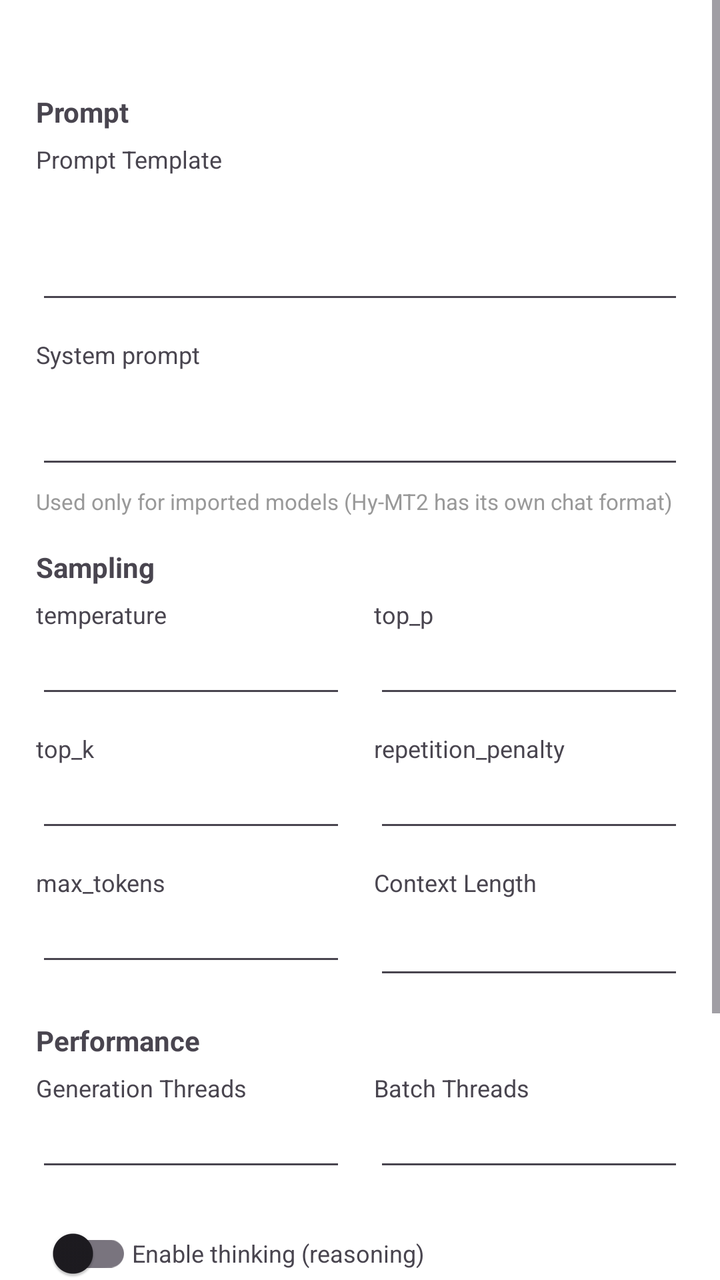
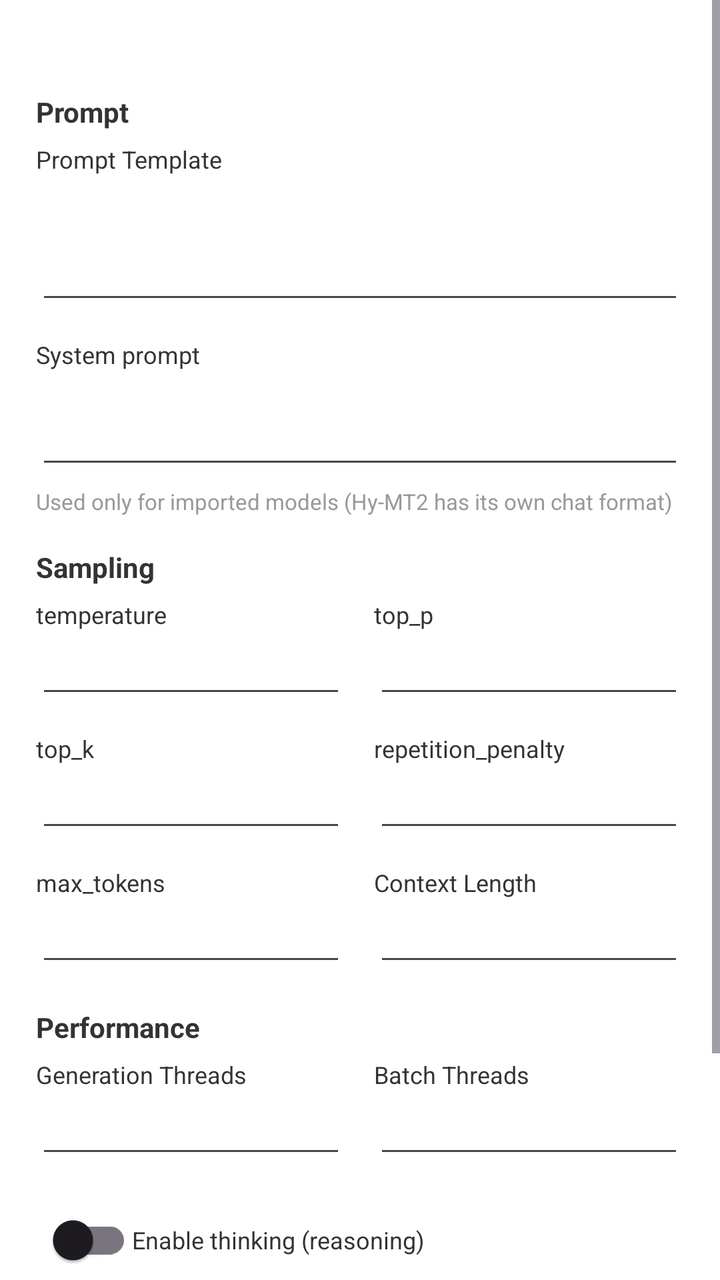

An Android layout rendered at two revisions. The XML below is the earlier revision; the diff shows what the commit changed to produce the second picture.
<!-- AndroidManifest.xml: application theme Theme.MT -->
<!-- res/layout/dialog_llamacpp_params.xml -->
<?xml version="1.0" encoding="utf-8"?>
<ScrollView xmlns:android="http://schemas.android.com/apk/res/android"
    android:layout_width="match_parent"
    android:layout_height="wrap_content"
    android:maxHeight="520dp">

    <LinearLayout
        android:layout_width="match_parent"
        android:layout_height="wrap_content"
        android:orientation="vertical"
        android:paddingHorizontal="18dp"
        android:paddingTop="14dp"
        android:paddingBottom="12dp">

        <TextView
            android:id="@+id/noteText"
            android:layout_width="match_parent"
            android:layout_height="wrap_content"
            android:lineSpacingExtra="3dp"
            android:textColor="@color/text_tertiary"
            android:textSize="12sp" />

        
        <TextView
            android:layout_width="match_parent"
            android:layout_height="wrap_content"
            android:layout_marginTop="16dp"
            android:paddingBottom="6dp"
            android:text="@string/llamacpp_section_prompt"
            android:textSize="14sp"
            android:textStyle="bold" />

        <TextView
            android:layout_width="match_parent"
            android:layout_height="wrap_content"
            android:text="@string/llamacpp_prompt_label"
            android:textSize="12sp" />

        <EditText
            android:id="@+id/promptEdit"
            android:layout_width="match_parent"
            android:layout_height="wrap_content"
            android:layout_marginTop="4dp"
            android:gravity="top"
            android:inputType="textMultiLine"
            android:minLines="3"
            android:textSize="13sp" />

        <LinearLayout
            android:id="@+id/systemPromptBox"
            android:layout_width="match_parent"
            android:layout_height="wrap_content"
            android:orientation="vertical">

            <TextView
                android:layout_width="match_parent"
                android:layout_height="wrap_content"
                android:layout_marginTop="12dp"
                android:text="@string/llamacpp_system_prompt_label"
                android:textSize="12sp" />

            <EditText
                android:id="@+id/systemPromptEdit"
                android:layout_width="match_parent"
                android:layout_height="wrap_content"
                android:layout_marginTop="4dp"
                android:gravity="top"
                android:inputType="textMultiLine"
                android:minLines="2"
                android:textSize="13sp" />

            <TextView
                android:layout_width="match_parent"
                android:layout_height="wrap_content"
                android:layout_marginTop="4dp"
                android:text="@string/llamacpp_system_prompt_hint"
                android:textColor="@color/text_tertiary"
                android:textSize="11sp" />
        </LinearLayout>

        
        <TextView
            android:layout_width="match_parent"
            android:layout_height="wrap_content"
            android:layout_marginTop="16dp"
            android:paddingBottom="6dp"
            android:text="@string/llamacpp_section_sampling"
            android:textSize="14sp"
            android:textStyle="bold" />

        <LinearLayout
            android:layout_width="match_parent"
            android:layout_height="wrap_content"
            android:orientation="horizontal">

            <LinearLayout
                android:layout_width="0dp"
                android:layout_height="wrap_content"
                android:layout_weight="1"
                android:orientation="vertical">

                <TextView
                    android:layout_width="match_parent"
                    android:layout_height="wrap_content"
                    android:text="@string/llamacpp_temp_label"
                    android:textSize="12sp" />

                <EditText
                    android:id="@+id/tempEdit"
                    android:layout_width="match_parent"
                    android:layout_height="wrap_content"
                    android:layout_marginTop="4dp"
                    android:inputType="numberDecimal"
                    android:textSize="13sp" />
            </LinearLayout>

            <LinearLayout
                android:layout_width="0dp"
                android:layout_height="wrap_content"
                android:layout_marginStart="14dp"
                android:layout_weight="1"
                android:orientation="vertical">

                <TextView
                    android:layout_width="match_parent"
                    android:layout_height="wrap_content"
                    android:text="@string/llamacpp_top_p_label"
                    android:textSize="12sp" />

                <EditText
                    android:id="@+id/topPEdit"
                    android:layout_width="match_parent"
                    android:layout_height="wrap_content"
                    android:layout_marginTop="4dp"
                    android:inputType="numberDecimal"
                    android:textSize="13sp" />
            </LinearLayout>
        </LinearLayout>

        <LinearLayout
            android:layout_width="match_parent"
            android:layout_height="wrap_content"
            android:layout_marginTop="12dp"
            android:orientation="horizontal">

            <LinearLayout
                android:layout_width="0dp"
                android:layout_height="wrap_content"
                android:layout_weight="1"
                android:orientation="vertical">

                <TextView
                    android:layout_width="match_parent"
                    android:layout_height="wrap_content"
                    android:text="@string/llamacpp_top_k_label"
                    android:textSize="12sp" />

                <EditText
                    android:id="@+id/topKEdit"
                    android:layout_width="match_parent"
                    android:layout_height="wrap_content"
                    android:layout_marginTop="4dp"
                    android:inputType="number"
                    android:textSize="13sp" />
            </LinearLayout>

            <LinearLayout
                android:layout_width="0dp"
                android:layout_height="wrap_content"
                android:layout_marginStart="14dp"
                android:layout_weight="1"
                android:orientation="vertical">

                <TextView
                    android:layout_width="match_parent"
                    android:layout_height="wrap_content"
                    android:text="@string/llamacpp_rep_penalty_label"
                    android:textSize="12sp" />

                <EditText
                    android:id="@+id/repPenaltyEdit"
                    android:layout_width="match_parent"
                    android:layout_height="wrap_content"
                    android:layout_marginTop="4dp"
                    android:inputType="numberDecimal"
                    android:textSize="13sp" />
            </LinearLayout>
        </LinearLayout>

        <LinearLayout
            android:layout_width="match_parent"
            android:layout_height="wrap_content"
            android:layout_marginTop="12dp"
            android:orientation="horizontal">

            <LinearLayout
                android:layout_width="0dp"
                android:layout_height="wrap_content"
                android:layout_weight="1"
                android:orientation="vertical">

                <TextView
                    android:layout_width="match_parent"
                    android:layout_height="wrap_content"
                    android:text="@string/llamacpp_max_tokens_label"
                    android:textSize="12sp" />

                <EditText
                    android:id="@+id/maxTokensEdit"
                    android:layout_width="match_parent"
                    android:layout_height="wrap_content"
                    android:layout_marginTop="4dp"
                    android:inputType="number"
                    android:textSize="13sp" />
            </LinearLayout>

            <LinearLayout
                android:layout_width="0dp"
                android:layout_height="wrap_content"
                android:layout_marginStart="14dp"
                android:layout_weight="1"
                android:orientation="vertical">

                <TextView
                    android:layout_width="match_parent"
                    android:layout_height="wrap_content"
                    android:text="@string/llamacpp_context_label"
                    android:textSize="12sp" />

                <com.google.android.material.textfield.MaterialAutoCompleteTextView
                    android:id="@+id/contextSelect"
                    android:layout_width="match_parent"
                    android:layout_height="wrap_content"
                    android:layout_marginTop="4dp"
                    android:inputType="none" />
            </LinearLayout>
        </LinearLayout>

        
        <TextView
            android:layout_width="match_parent"
            android:layout_height="wrap_content"
            android:layout_marginTop="16dp"
            android:paddingBottom="6dp"
            android:text="@string/llamacpp_section_performance"
            android:textSize="14sp"
            android:textStyle="bold" />

        <LinearLayout
            android:layout_width="match_parent"
            android:layout_height="wrap_content"
            android:orientation="horizontal">

            <LinearLayout
                android:layout_width="0dp"
                android:layout_height="wrap_content"
                android:layout_weight="1"
                android:orientation="vertical">

                <TextView
                    android:layout_width="match_parent"
                    android:layout_height="wrap_content"
                    android:text="@string/llamacpp_threads_label"
                    android:textSize="12sp" />

                <EditText
                    android:id="@+id/threadsEdit"
                    android:layout_width="match_parent"
                    android:layout_height="wrap_content"
                    android:layout_marginTop="4dp"
                    android:inputType="number"
                    android:textSize="13sp" />
            </LinearLayout>

            <LinearLayout
                android:layout_width="0dp"
                android:layout_height="wrap_content"
                android:layout_marginStart="14dp"
                android:layout_weight="1"
                android:orientation="vertical">

                <TextView
                    android:layout_width="match_parent"
                    android:layout_height="wrap_content"
                    android:text="@string/llamacpp_batch_threads_label"
                    android:textSize="12sp" />

                <EditText
                    android:id="@+id/batchThreadsEdit"
                    android:layout_width="match_parent"
                    android:layout_height="wrap_content"
                    android:layout_marginTop="4dp"
                    android:inputType="number"
                    android:textSize="13sp" />
            </LinearLayout>
        </LinearLayout>

        <LinearLayout
            android:id="@+id/thinkingBox"
            android:layout_width="match_parent"
            android:layout_height="wrap_content"
            android:layout_marginTop="12dp"
            android:gravity="center_vertical"
            android:orientation="horizontal">

            <androidx.appcompat.widget.SwitchCompat
                android:id="@+id/switchThinking"
                android:layout_width="wrap_content"
                android:layout_height="wrap_content" />

            <TextView
                android:layout_width="0dp"
                android:layout_height="wrap_content"
                android:layout_weight="1"
                android:text="@string/llamacpp_enable_thinking_label"
                android:textSize="12sp" />
        </LinearLayout>

        <TextView
            android:id="@+id/thinkingHint"
            android:layout_width="match_parent"
            android:layout_height="wrap_content"
            android:layout_marginTop="2dp"
            android:text="@string/llamacpp_enable_thinking_hint"
            android:textColor="@color/text_tertiary"
            android:textSize="11sp" />

        
        <LinearLayout
            android:layout_width="match_parent"
            android:layout_height="wrap_content"
            android:layout_marginTop="16dp"
            android:gravity="start"
            android:orientation="horizontal">

            <Button
                android:id="@+id/btnHelp"
                style="?android:attr/borderlessButtonStyle"
                android:layout_width="wrap_content"
                android:layout_height="wrap_content"
                android:minWidth="0dp"
                android:paddingHorizontal="8dp"
                android:text="@string/llamacpp_params_help"
                android:textSize="12sp" />

            <Button
                android:id="@+id/btnReset"
                style="?android:attr/borderlessButtonStyle"
                android:layout_width="wrap_content"
                android:layout_height="wrap_content"
                android:layout_marginStart="8dp"
                android:minWidth="0dp"
                android:paddingHorizontal="8dp"
                android:text="@string/llamacpp_reset_default"
                android:textSize="12sp" />
        </LinearLayout>

        <LinearLayout
            android:layout_width="match_parent"
            android:layout_height="wrap_content"
            android:layout_marginTop="4dp"
            android:gravity="end"
            android:orientation="horizontal">

            <Button
                android:id="@+id/btnCancel"
                android:layout_width="wrap_content"
                android:layout_height="wrap_content"
                android:text="@string/user_cancel"
                android:textSize="13sp" />

            <Button
                android:id="@+id/btnSave"
                android:layout_width="wrap_content"
                android:layout_height="wrap_content"
                android:layout_marginStart="10dp"
                android:text="@string/save"
                android:textSize="13sp" />
        </LinearLayout>
    </LinearLayout>
</ScrollView>
<!-- resources referenced by this layout -->
<resources>
  <color name="text_tertiary">#999999</color>
  <string name="llamacpp_batch_threads_label">Batch Threads</string>
  <string name="llamacpp_context_label">Context Length</string>
  <string name="llamacpp_enable_thinking_hint">Off = faster translation. Only affects models that support reasoning (e.g. Qwen3).</string>
  <string name="llamacpp_enable_thinking_label">Enable thinking (reasoning)</string>
  <string name="llamacpp_max_tokens_label">max_tokens</string>
  <string name="llamacpp_params_help">Parameter help</string>
  <string name="llamacpp_prompt_label">Prompt Template</string>
  <string name="llamacpp_rep_penalty_label">repetition_penalty</string>
  <string name="llamacpp_reset_default">Reset to default</string>
  <string name="llamacpp_section_performance">Performance</string>
  <string name="llamacpp_section_prompt">Prompt</string>
  <string name="llamacpp_section_sampling">Sampling</string>
  <string name="llamacpp_system_prompt_hint">Used only for imported models (Hy-MT2 has its own chat format)</string>
  <string name="llamacpp_system_prompt_label">System prompt</string>
  <string name="llamacpp_temp_label">temperature</string>
  <string name="llamacpp_threads_label">Generation Threads</string>
  <string name="llamacpp_top_k_label">top_k</string>
  <string name="llamacpp_top_p_label">top_p</string>
  <string name="save">Save</string>
  <string name="user_cancel">Cancel</string>
  <style name="Theme.MT" parent="Base.Theme.MT">
          
          <item name="android:navigationBarColor">@android:color/transparent</item>
          <item name="android:statusBarColor">@android:color/transparent</item>
          <item name="android:windowLightStatusBar">?attr/isLightTheme</item>
      </style>
  <style name="Base.Theme.MT" parent="Theme.Material3.DayNight.NoActionBar">
          <item name="colorPrimary">@color/primary</item>
          <item name="preferenceTheme">@style/AppPreferenceTheme</item>
          <item name="android:windowBackground">@color/surface</item>
          <item name="android:navigationBarColor">
              @android:color/transparent
          </item>
          <item name="android:enforceNavigationBarContrast">false</item>
          <item name="android:enforceStatusBarContrast">false</item>
      </style>
  <color name="primary">#55AEEA</color>
  <style name="AppPreferenceTheme" parent="@style/PreferenceThemeOverlay">
          <item name="android:preferenceStyle">@style/AppPrefStyle</item>
      </style>
  <color name="surface">#FFFFFF</color>
  <style name="AppPrefStyle">
          <item name="android:layout">@layout/preference_item_fit</item>
      </style>
</resources>

<!-- the commit's change to res/layout/dialog_llamacpp_params.xml (unified diff, before → after) -->
@@ -27,6 +27,7 @@
             android:layout_marginTop="16dp"
             android:paddingBottom="6dp"
             android:text="@string/llamacpp_section_prompt"
+            android:textColor="@color/text_primary"
             android:textSize="14sp"
             android:textStyle="bold" />
 
@@ -34,6 +35,7 @@
             android:layout_width="match_parent"
             android:layout_height="wrap_content"
             android:text="@string/llamacpp_prompt_label"
+            android:textColor="@color/text_primary"
             android:textSize="12sp" />
 
         <EditText
@@ -44,6 +46,8 @@
             android:gravity="top"
             android:inputType="textMultiLine"
             android:minLines="3"
+            android:textColor="@color/text_primary"
+            android:textColorHint="@color/text_tertiary"
             android:textSize="13sp" />
 
         <LinearLayout
@@ -57,6 +61,7 @@
                 android:layout_height="wrap_content"
                 android:layout_marginTop="12dp"
                 android:text="@string/llamacpp_system_prompt_label"
+                android:textColor="@color/text_primary"
                 android:textSize="12sp" />
 
             <EditText
@@ -67,6 +72,8 @@
                 android:gravity="top"
                 android:inputType="textMultiLine"
                 android:minLines="2"
+                android:textColor="@color/text_primary"
+                android:textColorHint="@color/text_tertiary"
                 android:textSize="13sp" />
 
             <TextView
@@ -85,6 +92,7 @@
             android:layout_marginTop="16dp"
             android:paddingBottom="6dp"
             android:text="@string/llamacpp_section_sampling"
+            android:textColor="@color/text_primary"
             android:textSize="14sp"
             android:textStyle="bold" />
 
@@ -103,6 +111,7 @@
                     android:layout_width="match_parent"
                     android:layout_height="wrap_content"
                     android:text="@string/llamacpp_temp_label"
+                    android:textColor="@color/text_primary"
                     android:textSize="12sp" />
 
                 <EditText
@@ -111,6 +120,7 @@
                     android:layout_height="wrap_content"
                     android:layout_marginTop="4dp"
                     android:inputType="numberDecimal"
+                    android:textColor="@color/text_primary"
                     android:textSize="13sp" />
             </LinearLayout>
 
@@ -125,6 +135,7 @@
                     android:layout_width="match_parent"
                     android:layout_height="wrap_content"
                     android:text="@string/llamacpp_top_p_label"
+                    android:textColor="@color/text_primary"
                     android:textSize="12sp" />
 
                 <EditText
@@ -133,6 +144,7 @@
                     android:layout_height="wrap_content"
                     android:layout_marginTop="4dp"
                     android:inputType="numberDecimal"
+                    android:textColor="@color/text_primary"
                     android:textSize="13sp" />
             </LinearLayout>
         </LinearLayout>
@@ -153,6 +165,7 @@
                     android:layout_width="match_parent"
                     android:layout_height="wrap_content"
                     android:text="@string/llamacpp_top_k_label"
+                    android:textColor="@color/text_primary"
                     android:textSize="12sp" />
 
                 <EditText
@@ -161,6 +174,7 @@
                     android:layout_height="wrap_content"
                     android:layout_marginTop="4dp"
                     android:inputType="number"
+                    android:textColor="@color/text_primary"
                     android:textSize="13sp" />
             </LinearLayout>
 
@@ -175,6 +189,7 @@
                     android:layout_width="match_parent"
                     android:layout_height="wrap_content"
                     android:text="@string/llamacpp_rep_penalty_label"
+                    android:textColor="@color/text_primary"
                     android:textSize="12sp" />
 
                 <EditText
@@ -183,6 +198,7 @@
                     android:layout_height="wrap_content"
                     android:layout_marginTop="4dp"
                     android:inputType="numberDecimal"
+                    android:textColor="@color/text_primary"
                     android:textSize="13sp" />
             </LinearLayout>
         </LinearLayout>
@@ -203,6 +219,7 @@
                     android:layout_width="match_parent"
                     android:layout_height="wrap_content"
                     android:text="@string/llamacpp_max_tokens_label"
+                    android:textColor="@color/text_primary"
                     android:textSize="12sp" />
 
                 <EditText
@@ -211,6 +228,7 @@
                     android:layout_height="wrap_content"
                     android:layout_marginTop="4dp"
                     android:inputType="number"
+                    android:textColor="@color/text_primary"
                     android:textSize="13sp" />
             </LinearLayout>
 
@@ -225,6 +243,7 @@
                     android:layout_width="match_parent"
                     android:layout_height="wrap_content"
                     android:text="@string/llamacpp_context_label"
+                    android:textColor="@color/text_primary"
                     android:textSize="12sp" />
 
                 <com.google.android.material.textfield.MaterialAutoCompleteTextView
@@ -232,7 +251,9 @@
                     android:layout_width="match_parent"
                     android:layout_height="wrap_content"
                     android:layout_marginTop="4dp"
-                    android:inputType="none" />
+                    android:inputType="none"
+                    android:textColor="@color/text_primary"
+                    android:textSize="13sp" />
             </LinearLayout>
         </LinearLayout>
 
@@ -243,6 +264,7 @@
             android:layout_marginTop="16dp"
             android:paddingBottom="6dp"
             android:text="@string/llamacpp_section_performance"
+            android:textColor="@color/text_primary"
             android:textSize="14sp"
             android:textStyle="bold" />
 
@@ -261,6 +283,7 @@
                     android:layout_width="match_parent"
                     android:layout_height="wrap_content"
                     android:text="@string/llamacpp_threads_label"
+                    android:textColor="@color/text_primary"
                     android:textSize="12sp" />
 
                 <EditText
@@ -269,6 +292,7 @@
                     android:layout_height="wrap_content"
                     android:layout_marginTop="4dp"
                     android:inputType="number"
+                    android:textColor="@color/text_primary"
                     android:textSize="13sp" />
             </LinearLayout>
 
@@ -283,6 +307,7 @@
                     android:layout_width="match_parent"
                     android:layout_height="wrap_content"
                     android:text="@string/llamacpp_batch_threads_label"
+                    android:textColor="@color/text_primary"
                     android:textSize="12sp" />
 
                 <EditText
@@ -291,6 +316,7 @@
                     android:layout_height="wrap_content"
                     android:layout_marginTop="4dp"
                     android:inputType="number"
+                    android:textColor="@color/text_primary"
                     android:textSize="13sp" />
             </LinearLayout>
         </LinearLayout>
@@ -313,6 +339,7 @@
                 android:layout_height="wrap_content"
                 android:layout_weight="1"
                 android:text="@string/llamacpp_enable_thinking_label"
+                android:textColor="@color/text_primary"
                 android:textSize="12sp" />
         </LinearLayout>
 
@@ -333,48 +360,62 @@
             android:gravity="start"
             android:orientation="horizontal">
 
-            <Button
+            <TextView
                 android:id="@+id/btnHelp"
-                style="?android:attr/borderlessButtonStyle"
                 android:layout_width="wrap_content"
                 android:layout_height="wrap_content"
-                android:minWidth="0dp"
-                android:paddingHorizontal="8dp"
+                android:background="@drawable/btn_neutral"
+                android:gravity="center"
+                android:minHeight="32dp"
+                android:minWidth="72dp"
                 android:text="@string/llamacpp_params_help"
+                android:textColor="@color/text_primary"
                 android:textSize="12sp" />
 
-            <Button
+            <TextView
                 android:id="@+id/btnReset"
-                style="?android:attr/borderlessButtonStyle"
                 android:layout_width="wrap_content"
                 android:layout_height="wrap_content"
                 android:layout_marginStart="8dp"
-                android:minWidth="0dp"
-                android:paddingHorizontal="8dp"
+                android:background="@drawable/btn_neutral"
+                android:gravity="center"
+                android:minHeight="32dp"
+                android:minWidth="72dp"
                 android:text="@string/llamacpp_reset_default"
+                android:textColor="@color/text_primary"
                 android:textSize="12sp" />
         </LinearLayout>
 
         <LinearLayout
             android:layout_width="match_parent"
             android:layout_height="wrap_content"
-            android:layout_marginTop="4dp"
+            android:layout_marginTop="8dp"
             android:gravity="end"
             android:orientation="horizontal">
 
-            <Button
+            <TextView
                 android:id="@+id/btnCancel"
                 android:layout_width="wrap_content"
                 android:layout_height="wrap_content"
+                android:background="@drawable/btn_neutral"
+                android:gravity="center"
+                android:minHeight="36dp"
+                android:minWidth="80dp"
                 android:text="@string/user_cancel"
+                android:textColor="@color/text_primary"
                 android:textSize="13sp" />
 
-            <Button
+            <TextView
                 android:id="@+id/btnSave"
                 android:layout_width="wrap_content"
                 android:layout_height="wrap_content"
                 android:layout_marginStart="10dp"
+                android:background="@drawable/btn_download"
+                android:gravity="center"
+                android:minHeight="36dp"
+                android:minWidth="80dp"
                 android:text="@string/save"
+                android:textColor="@android:color/white"
                 android:textSize="13sp" />
         </LinearLayout>
     </LinearLayout>
<!-- resource entries referenced after the edit -->
@@ -1,6 +1,21 @@
 <!-- resources referenced by this layout -->
 <resources>
+  <color name="text_primary">#333333</color>
   <color name="text_tertiary">#999999</color>
+  <!-- drawable btn_download (drawable) -->
+  <?xml version="1.0" encoding="utf-8"?>
+  <shape xmlns:android="http://schemas.android.com/apk/res/android"
+      android:shape="rectangle">
+      <solid android:color="#1976D2"/>
+      <corners android:radius="8dp"/>
+  </shape>
+  <!-- drawable btn_neutral (drawable) -->
+  <?xml version="1.0" encoding="utf-8"?>
+  <shape xmlns:android="http://schemas.android.com/apk/res/android"
+      android:shape="rectangle">
+      <solid android:color="@color/surface_variant" />
+      <corners android:radius="8dp" />
+  </shape>
   <string name="llamacpp_batch_threads_label">Batch Threads</string>
   <string name="llamacpp_context_label">Context Length</string>
   <string name="llamacpp_enable_thinking_hint">Off = faster translation. Only affects models that support reasoning (e.g. Qwen3).</string>
@@ -27,6 +42,7 @@
           <item name="android:statusBarColor">@android:color/transparent</item>
           <item name="android:windowLightStatusBar">?attr/isLightTheme</item>
       </style>
+  <color name="surface_variant">#EFF7FB</color>
   <style name="Base.Theme.MT" parent="Theme.Material3.DayNight.NoActionBar">
           <item name="colorPrimary">@color/primary</item>
           <item name="preferenceTheme">@style/AppPreferenceTheme</item>
